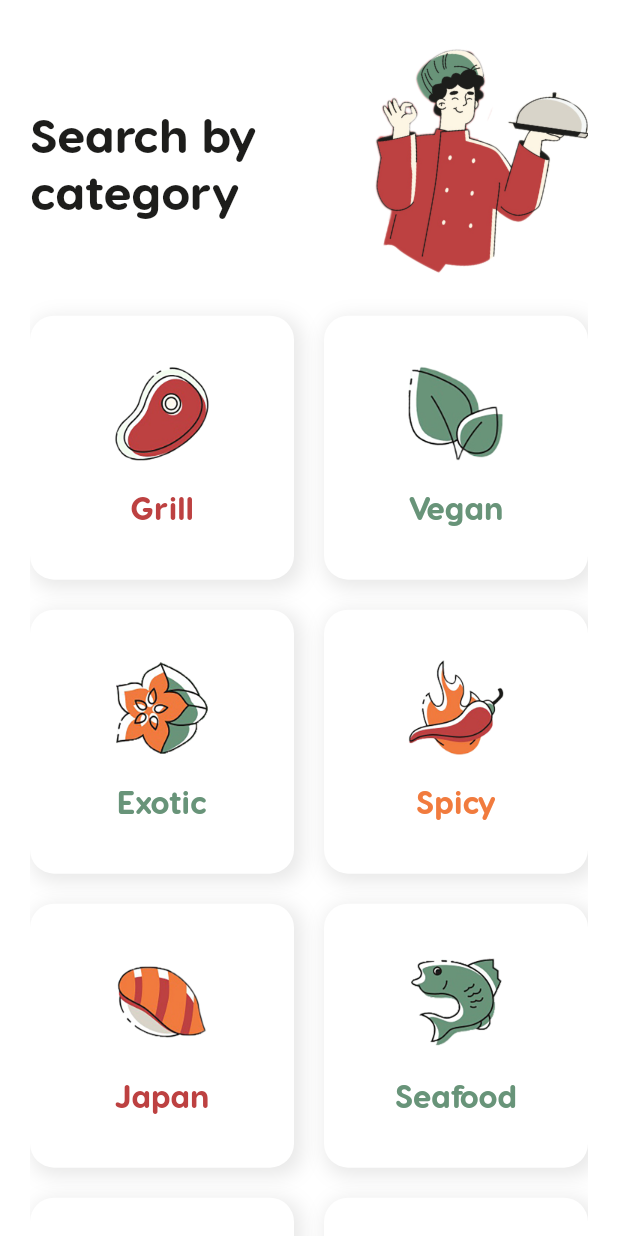
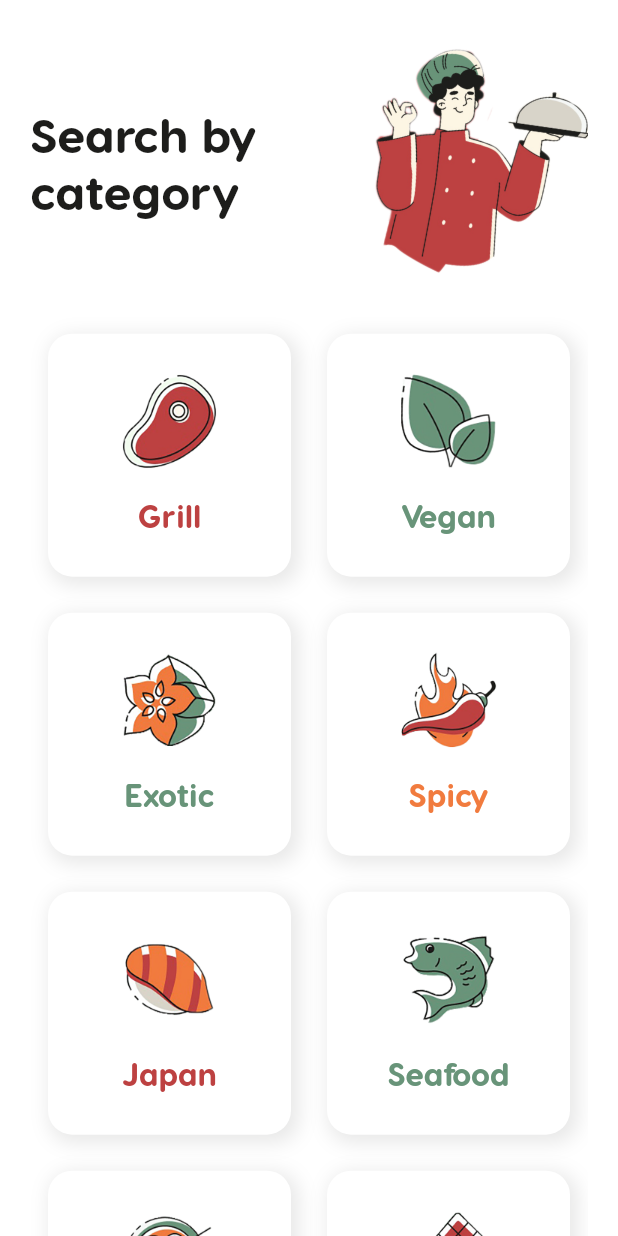
Before and after one commit to jokilic/receptko, a Flutter app: the CategoriesScreen screen opened by its route, on a phone screen of 412 x 824 dp. Run offline on Flutter 3.47's test engine with Material 2 defaults, Android fonts, the phone set to English and light mode, and no system bars; our stand-ins replace dio, flutter_spinkit, get, shared_preferences; accounts and stored records are empty; network calls fail; statements that could not run were skipped.

Commit message:
Closed #20

```diff
--- a/lib/screens/categories_screen.dart
+++ b/lib/screens/categories_screen.dart
@@ -37,8 +37,6 @@ class CategoriesScreen extends StatelessWidget {
                   physics: const NeverScrollableScrollPhysics(),
                   gridDelegate: const SliverGridDelegateWithFixedCrossAxisCount(
                     crossAxisCount: 2,
-                    mainAxisSpacing: 20.0,
-                    crossAxisSpacing: 20.0,
                   ),
                   itemBuilder: (BuildContext context, int index) {
                     final Category category =
--- a/lib/widgets/categories_screen/category_widget.dart
+++ b/lib/widgets/categories_screen/category_widget.dart
@@ -22,8 +22,7 @@ class CategoryWidget extends StatelessWidget {
     return InkWell(
       onTap: onTap,
       child: Container(
-        width: 140.0,
-        height: 140.0,
+        margin: const EdgeInsets.all(12.0),
         decoration: BoxDecoration(
           color: MyColors.bodyColor,
           borderRadius: BorderRadius.circular(16.0),
```
